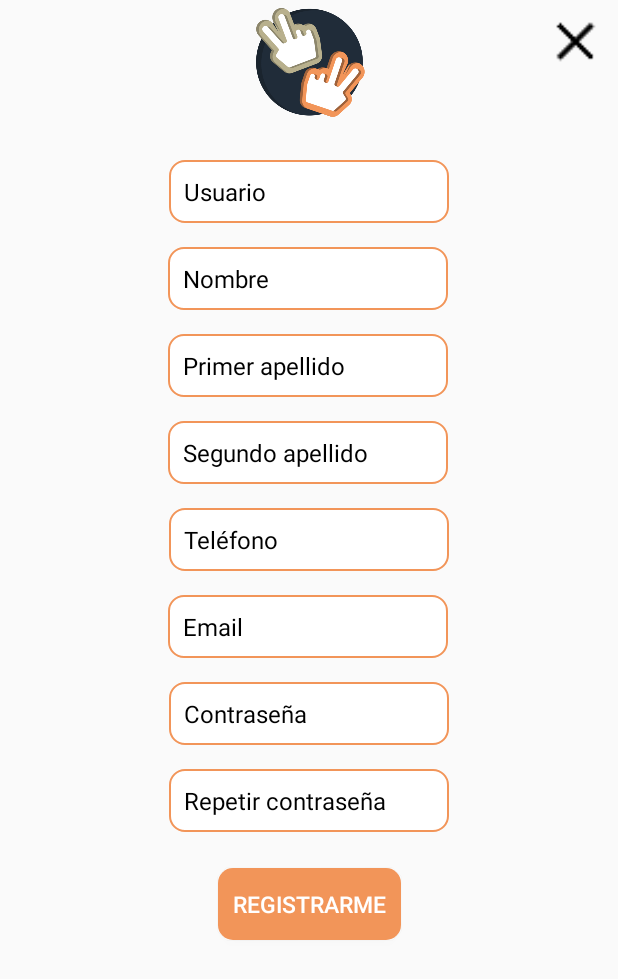
After one commit to alvvdc/secondlife, an Android app: the fragment RegisterFragment shown on its own in the app's theme, on a phone screen of 412 x 824 dp. The commit adds this screen. Shown: the top 979 px of the screen. Run offline under Robolectric (Android 15) with nearby library versions, the phone set to English and light mode, and no system bars.

Commit message:
Layouts para el registro de un usuario

```diff
--- /dev/null
+++ b/frontend/app/src/main/java/com/iesvirgendelcarmen/secondlife/ui/RegisterFragment.kt
@@ -0,0 +1,19 @@
+package com.iesvirgendelcarmen.secondlife.ui
+
+import android.content.Context
+import android.net.Uri
+import android.os.Bundle
+import androidx.fragment.app.Fragment
+import android.view.LayoutInflater
+import android.view.View
+import android.view.ViewGroup
+
+import com.iesvirgendelcarmen.secondlife.R
+
+
+class RegisterFragment : Fragment() {
+
+    override fun onCreateView(inflater: LayoutInflater, container: ViewGroup?, savedInstanceState: Bundle?): View? {
+        return inflater.inflate(R.layout.register, container, false)
+    }
+}
--- a/frontend/app/src/main/res/layout/login.xml
+++ b/frontend/app/src/main/res/layout/login.xml
@@ -70,8 +70,8 @@
 
     <ImageView
         android:id="@+id/imageView3"
-        android:layout_width="160dp"
-        android:layout_height="205dp"
+        android:layout_width="0dp"
+        android:layout_height="0dp"
         app:layout_constraintBottom_toTopOf="@+id/guideline4"
         app:layout_constraintEnd_toEndOf="parent"
         app:layout_constraintStart_toStartOf="parent"
@@ -93,5 +93,5 @@
         android:layout_width="wrap_content"
         android:layout_height="wrap_content"
         android:orientation="horizontal"
-        app:layout_constraintGuide_percent="0.30" />
+        app:layout_constraintGuide_percent="0.25" />
 </androidx.constraintlayout.widget.ConstraintLayout>
--- /dev/null
+++ b/frontend/app/src/main/res/layout/register.xml
@@ -0,0 +1,155 @@
+<?xml version="1.0" encoding="utf-8"?>
+<androidx.constraintlayout.widget.ConstraintLayout xmlns:android="http://schemas.android.com/apk/res/android"
+    xmlns:app="http://schemas.android.com/apk/res-auto"
+    xmlns:tools="http://schemas.android.com/tools"
+    android:layout_width="match_parent"
+    android:layout_height="match_parent">
+
+
+    <EditText
+        android:id="@+id/surname2"
+        style="@style/AppTheme.EditTextCustom"
+        android:layout_width="wrap_content"
+        android:layout_height="wrap_content"
+        android:layout_marginTop="16dp"
+        android:ems="10"
+        android:hint="Segundo apellido"
+        android:inputType="textPersonName"
+        app:layout_constraintEnd_toEndOf="parent"
+        app:layout_constraintHorizontal_bias="0.497"
+        app:layout_constraintStart_toStartOf="parent"
+        app:layout_constraintTop_toBottomOf="@+id/surname1" />
+
+    <EditText
+        android:id="@+id/phone"
+        style="@style/AppTheme.EditTextCustom"
+        android:layout_width="wrap_content"
+        android:layout_height="wrap_content"
+        android:layout_marginTop="16dp"
+        android:ems="10"
+        android:hint="Teléfono"
+        android:inputType="phone"
+        app:layout_constraintEnd_toEndOf="parent"
+        app:layout_constraintStart_toStartOf="parent"
+        app:layout_constraintTop_toBottomOf="@+id/surname2" />
+
+    <EditText
+        android:id="@+id/email"
+        style="@style/AppTheme.EditTextCustom"
+        android:layout_width="wrap_content"
+        android:layout_height="wrap_content"
+        android:layout_marginTop="16dp"
+        android:ems="10"
+        android:hint="Email"
+        android:inputType="textEmailAddress"
+        app:layout_constraintEnd_toEndOf="parent"
+        app:layout_constraintHorizontal_bias="0.497"
+        app:layout_constraintStart_toStartOf="parent"
+        app:layout_constraintTop_toBottomOf="@+id/phone" />
+
+    <EditText
+        android:id="@+id/username"
+        style="@style/AppTheme.EditTextCustom"
+        android:layout_width="wrap_content"
+        android:layout_height="wrap_content"
+        android:layout_marginTop="24dp"
+        android:ems="10"
+        android:hint="Usuario"
+        android:inputType="textPersonName"
+        app:layout_constraintEnd_toEndOf="parent"
+        app:layout_constraintStart_toStartOf="parent"
+        app:layout_constraintTop_toTopOf="@+id/guideline4" />
+
+    <EditText
+        android:id="@+id/name"
+        style="@style/AppTheme.EditTextCustom"
+        android:layout_width="wrap_content"
+        android:layout_height="wrap_content"
+        android:layout_marginTop="16dp"
+        android:ems="10"
+        android:hint="Nombre"
+        android:inputType="textPersonName"
+        app:layout_constraintEnd_toEndOf="parent"
+        app:layout_constraintHorizontal_bias="0.497"
+        app:layout_constraintStart_toStartOf="parent"
+        app:layout_constraintTop_toBottomOf="@+id/username" />
+
+    <EditText
+        android:id="@+id/surname1"
+        style="@style/AppTheme.EditTextCustom"
+        android:layout_width="wrap_content"
+        android:layout_height="wrap_content"
+        android:layout_marginTop="16dp"
+        android:ems="10"
+        android:hint="Primer apellido"
+        android:inputType="textPersonName"
+        app:layout_constraintEnd_toEndOf="parent"
+        app:layout_constraintHorizontal_bias="0.497"
+        app:layout_constraintStart_toStartOf="parent"
+        app:layout_constraintTop_toBottomOf="@+id/name" />
+
+    <Button
+        android:id="@+id/register"
+        style="@style/AppTheme.ButtonCustom"
+        android:layout_width="wrap_content"
+        android:layout_height="wrap_content"
+        android:layout_marginTop="24dp"
+        android:text="Registrarme"
+        app:layout_constraintEnd_toEndOf="parent"
+        app:layout_constraintStart_toStartOf="parent"
+        app:layout_constraintTop_toBottomOf="@+id/password2" />
+
+    <ImageView
+        android:id="@+id/imageView3"
+        android:layout_width="0dp"
+        android:layout_height="0dp"
+        app:layout_constraintBottom_toTopOf="@+id/guideline4"
+        app:layout_constraintEnd_toEndOf="parent"
+        app:layout_constraintStart_toStartOf="parent"
+        app:layout_constraintTop_toTopOf="parent"
+        app:srcCompat="@drawable/logo" />
+
+    <ImageView
+        android:id="@+id/imageView4"
+        android:layout_width="40dp"
+        android:layout_height="40dp"
+        android:layout_marginTop="8dp"
+        android:layout_marginEnd="8dp"
+        app:layout_constraintEnd_toEndOf="parent"
+        app:layout_constraintTop_toTopOf="parent"
+        app:srcCompat="@drawable/ic_close" />
+
+    <androidx.constraintlayout.widget.Guideline
+        android:id="@+id/guideline4"
+        android:layout_width="wrap_content"
+        android:layout_height="wrap_content"
+        android:orientation="horizontal"
+        app:layout_constraintGuide_percent="0.10" />
+
+    <EditText
+        android:id="@+id/password1"
+        style="@style/AppTheme.EditTextCustom"
+        android:layout_width="wrap_content"
+        android:layout_height="wrap_content"
+        android:layout_marginTop="16dp"
+        android:ems="10"
+        android:hint="Contraseña"
+        android:inputType="textPassword"
+        app:layout_constraintEnd_toEndOf="parent"
+        app:layout_constraintStart_toStartOf="parent"
+        app:layout_constraintTop_toBottomOf="@+id/email" />
+
+    <EditText
+        android:id="@+id/password2"
+        style="@style/AppTheme.EditTextCustom"
+        android:layout_width="wrap_content"
+        android:layout_height="wrap_content"
+        android:layout_marginTop="16dp"
+        android:ems="10"
+        android:hint="Repetir contraseña"
+        android:inputType="textPassword"
+        app:layout_constraintEnd_toEndOf="parent"
+        app:layout_constraintStart_toStartOf="parent"
+        app:layout_constraintTop_toBottomOf="@+id/password1" />
+
+</androidx.constraintlayout.widget.ConstraintLayout>
```
